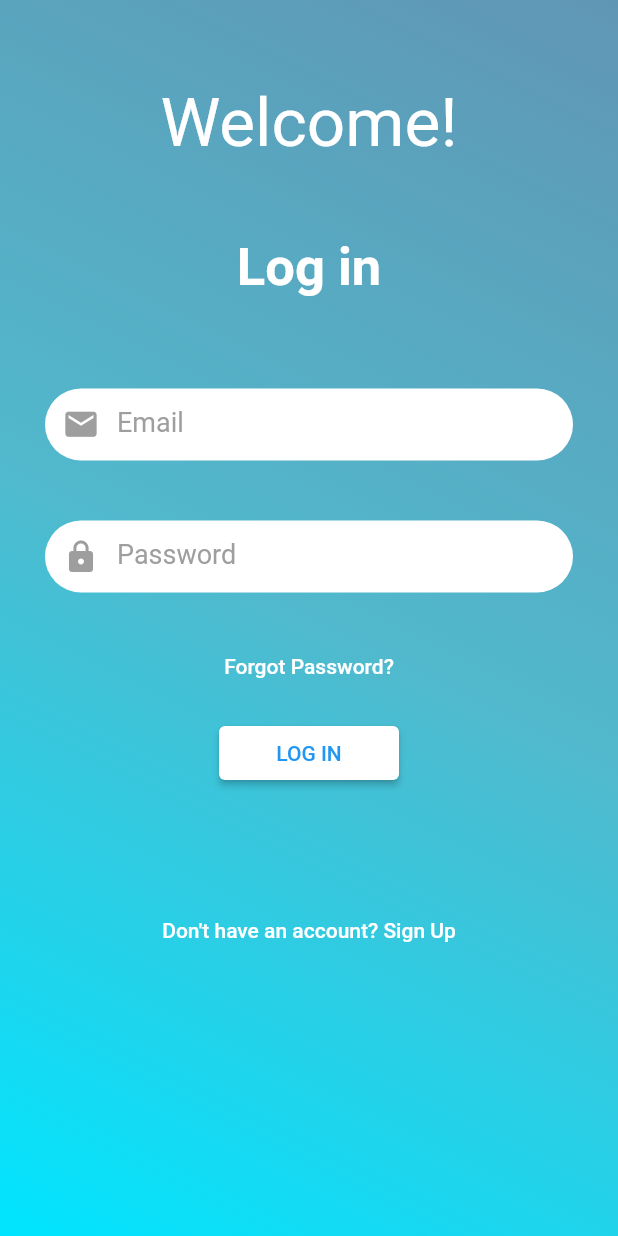
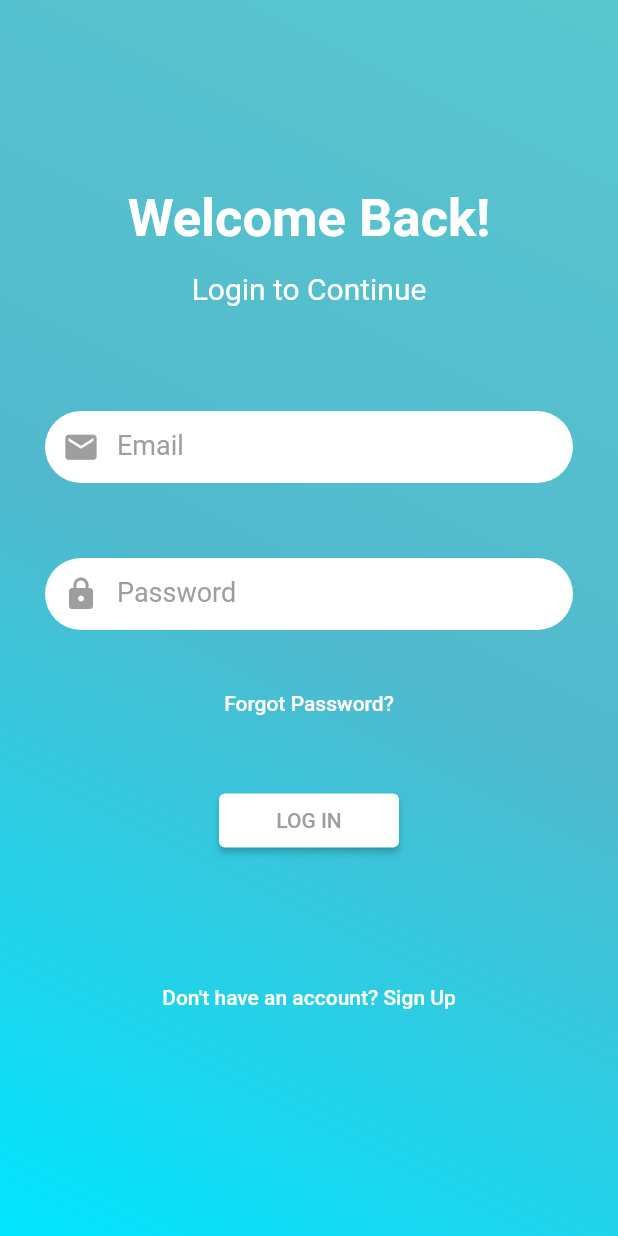
Before and after one commit to MedminderAJCE/MedMinder, a Flutter app: the signup screen opened directly, after a tap on "Already have an account? Log In", on a phone screen of 412 x 824 dp. Run offline on Flutter 3.47's test engine with Material 2 defaults, Android fonts, the phone set to English and light mode, and no system bars; our stand-ins replace cloud_firestore, firebase_auth, firebase_core, fluttertoast; accounts and stored records are empty.

Commit message:
Modifying front end

```diff
--- a/lib/screens/signin_screen.dart
+++ b/lib/screens/signin_screen.dart
@@ -29,7 +29,7 @@ class _SignScreenState extends State<SignScreen> {
             width: MediaQuery.of(context).size.width,
             decoration: const BoxDecoration(
               gradient: LinearGradient(colors: [
-                Color(0xFF6096B4),
+                Color(0xff5ac7cf),
                 Color(0xFF51B9CD),
                 Color(0xFF00E5FF),
               ], begin: Alignment.topRight, end: Alignment.bottomLeft),
@@ -38,19 +38,20 @@ class _SignScreenState extends State<SignScreen> {
               child: Column(
                 crossAxisAlignment: CrossAxisAlignment.center,
                 children: [
-                  const SizedBox(height: 35),
-                  const Center(
-                      child: Text(
-                    "Welcome!",
-                    style: TextStyle(fontSize: 45, color: Colors.white),
+                  const SizedBox(height: 45),
+                   Container(
+                     padding: const EdgeInsets.only(top: 60),
+                      child: const Text(
+                    "Welcome Back!",
+                    style: TextStyle(fontWeight: FontWeight.bold,
+                        fontSize: 35, color: Colors.white),
                   )),
-                  const SizedBox(height: 50),
-                  const Text("Log in",
+                  const SizedBox(height: 15),
+                  const Text("Login to Continue",
                       style: TextStyle(
-                          fontWeight: FontWeight.bold,
-                          fontSize: 35,
+                          fontSize: 20,
                           color: Colors.white)),
-                  const SizedBox(height: 60),
+                  const SizedBox(height: 70),
                   Container(
                       decoration: BoxDecoration(
                           color: Colors.white,
@@ -66,7 +67,7 @@ class _SignScreenState extends State<SignScreen> {
                           border: InputBorder.none,
                         ),
                       )),
-                  const SizedBox(height: 40),
+                  const SizedBox(height: 50),
                   Container(
                     decoration: BoxDecoration(
                         color: Colors.white,
@@ -95,6 +96,8 @@ class _SignScreenState extends State<SignScreen> {
                             context: context,
                             builder: (BuildContext context) {
                               return AlertDialog(
+                                shape: RoundedRectangleBorder(borderRadius: BorderRadius.circular(10),),
+                                elevation: 0.0,
                                 title: const Text("Reset the Password",style: TextStyle(color: Colors.grey),),
                                 actions: [
                                   TextFormField(
@@ -129,7 +132,7 @@ class _SignScreenState extends State<SignScreen> {
                           style: TextStyle(color: Colors.white)),
                     ),
                   ),
-                  const SizedBox(height: 10),
+                  const SizedBox(height: 30),
                   SizedBox(
                     width: 120,
                     child: ElevatedButton(
@@ -151,7 +154,7 @@ class _SignScreenState extends State<SignScreen> {
                         child: const Text(
                           "LOG IN",
                           style: TextStyle(
-                            color: Colors.blue,
+                            color: Colors.grey,
                           ),
                         )),
                   ),
--- a/lib/screens/signup.dart
+++ b/lib/screens/signup.dart
@@ -50,27 +50,27 @@ class _signupState extends State<signup> {
               reusableTextField("Username", Icons.person_outline, false,
                   _usernameTextController),
               const SizedBox(
-                height: 20,
+                height: 40,
               ),
               reusableTextField(
                   "Age", Icons.calendar_month, false, _ageTextController),
               const SizedBox(
-                height: 20,
+                height: 40,
               ),
               reusableTextField(
                   "Phone", Icons.phone, false, _phoneTextController),
               const SizedBox(
-                height: 20,
+                height: 40,
               ),
               reusableTextField(
                   "Email", Icons.mail, false, _emailTextController),
               const SizedBox(
-                height: 20,
+                height: 30,
               ),
               reusableTextField(
                   "Password", Icons.lock, true, _passwordTextController),
               const SizedBox(
-                height: 20,
+                height: 40,
               ),
               SizedBox(
                 width: 120,
@@ -94,10 +94,10 @@ class _signupState extends State<signup> {
                     },
                     child: const Text(
                       "SIGN UP",
-                      style: TextStyle(color: Colors.blue),
+                      style: TextStyle(color: Colors.grey),
                     )),
               ),
-              const SizedBox(height: 10),
+              const SizedBox(height: 20),
               TextButton(
                   onPressed: () {
                     Navigator.push(
```
